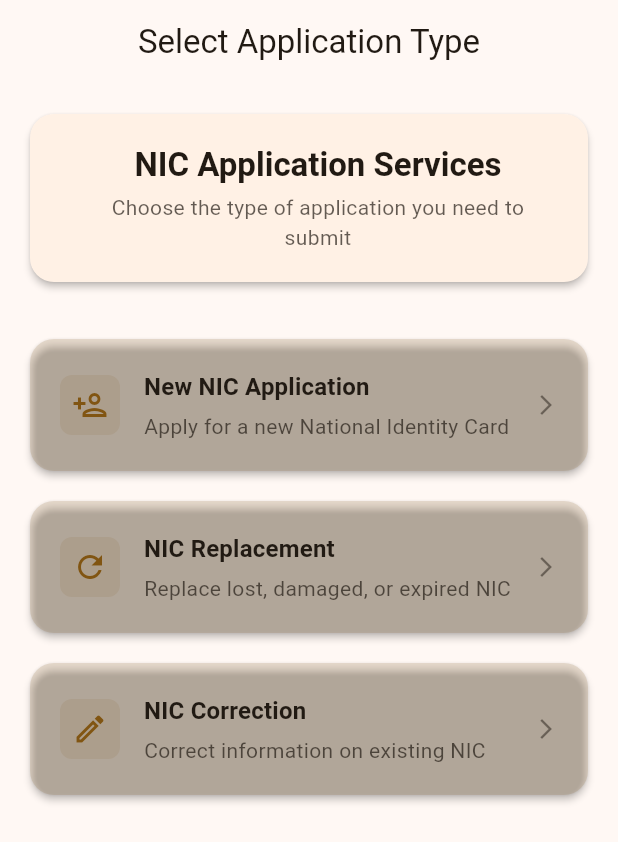
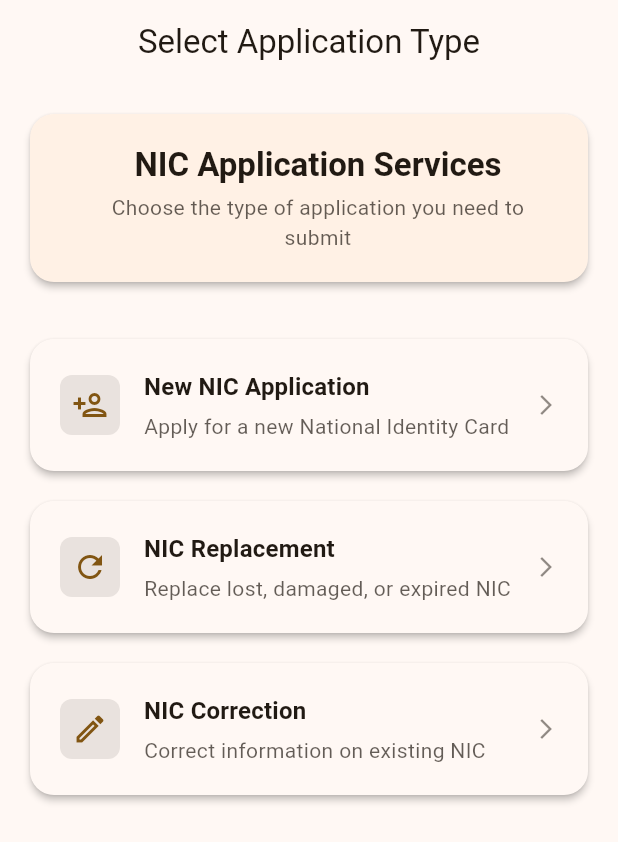
Before and after one commit to SL-NIC-Bridge/NATIVE, a Flutter app: the FormTypeSelectionScreen screen opened by its route, on a phone screen of 412 x 824 dp. Shown: the top 842 px of the screen. Run offline on Flutter 3.47's test engine with Material 3 defaults, Android fonts, the light colour scheme and no system bars; our stand-ins replace dio, flutter_riverpod, flutter_secure_storage, go_router, shared_preferences; accounts and stored records are empty.

Commit message:
feat(form_type_selection): update card colors for improved UI consistency

```diff
--- a/lib/src/features/application/screens/form_type_selection_screen.dart
+++ b/lib/src/features/application/screens/form_type_selection_screen.dart
@@ -130,7 +130,7 @@ class FormTypeSelectionScreen extends ConsumerWidget {
     return Container(
       margin: const EdgeInsets.only(bottom: 12),
       child: Card(
-        color: Theme.of(context).colorScheme.primary.withValues(alpha: 0.15),
+        color: Theme.of(context).colorScheme.surfaceBright,
         child: InkWell(
           onTap: onTap,
           borderRadius: BorderRadius.circular(12),
@@ -144,7 +144,7 @@ class FormTypeSelectionScreen extends ConsumerWidget {
                     Container(
                       padding: const EdgeInsets.all(8),
                       decoration: BoxDecoration(
-                        color: Theme.of(context).colorScheme.primary.withValues(alpha: 0.1),
+                        color: Theme.of(context).colorScheme.onSurface.withValues(alpha: 0.1),
                         borderRadius: BorderRadius.circular(8),
                       ),
                       child: Icon(
--- a/lib/src/features/auth/screens/login_screen.dart
+++ b/lib/src/features/auth/screens/login_screen.dart
@@ -67,7 +67,7 @@ class _LoginScreenState extends ConsumerState<LoginScreen> {
               children: [
                 const SizedBox(height: 48),
                 Icon(
-                  Icons.account_balance_wallet,
+                  Icons.credit_card_sharp,
                   size: 80,
                   color: Theme.of(context).colorScheme.primary,
                 ),
```
